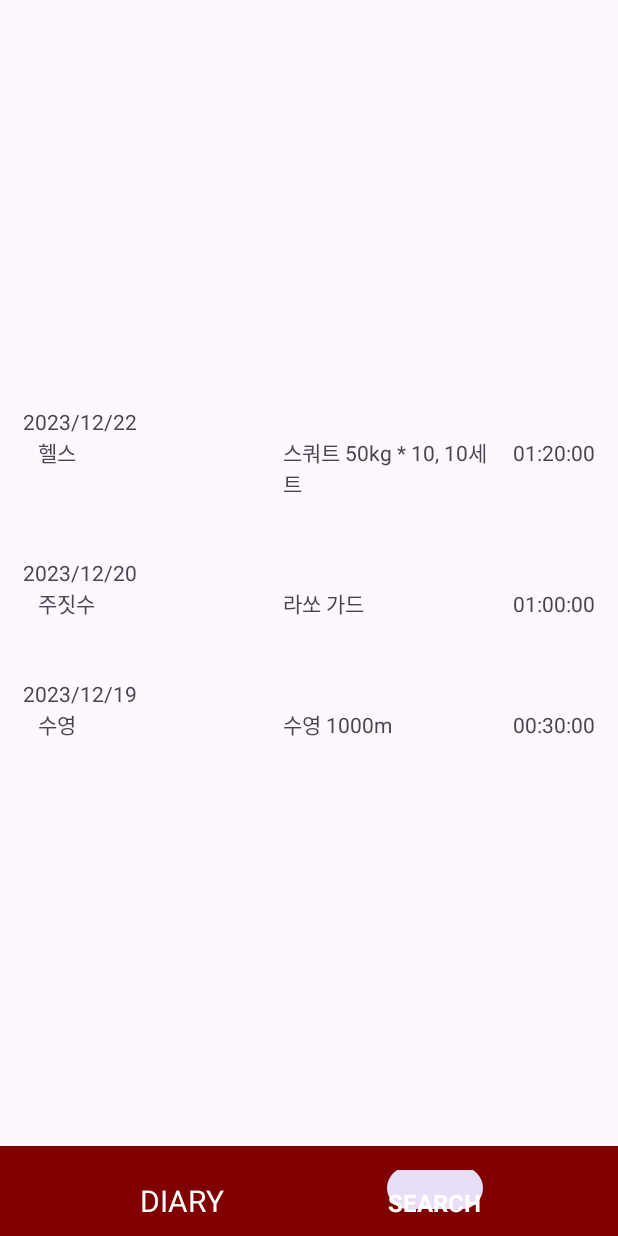
After one commit to dkyuuum/MobileApplication, an Android app: the fragment ExerciseFragment placed in its activity, on a phone screen of 412 x 824 dp. The commit adds this screen. Run offline under Robolectric (Android 15) with nearby library versions, the phone set to English and light mode, and no system bars.

Commit message:
[ADD] 메인 tabLayout 적용

```diff
--- a/app/src/main/AndroidManifest.xml
+++ b/app/src/main/AndroidManifest.xml
@@ -18,7 +18,7 @@
         tools:targetApi="31">
         <uses-library android:name="org.apache.http.legacy" android:required="false" />
         <activity
-            android:name=".MainActivity"
+            android:name=".ui.MainActivity"
             android:exported="true">
             <intent-filter>
                 <action android:name="android.intent.action.MAIN" />
--- /dev/null
+++ b/app/src/main/java/ddwu/com/mobile/project/adapter/DiaryRVAdapter.kt
@@ -0,0 +1,61 @@
+package ddwu.com.mobile.project.adapter
+
+import android.view.LayoutInflater
+import android.view.ViewGroup
+import androidx.recyclerview.widget.RecyclerView
+import ddwu.com.mobile.project.data.Exercise
+import ddwu.com.mobile.project.databinding.ItemExerciseBinding
+
+class DiaryRVAdapter(private val exerciseList: ArrayList<Exercise>) :
+	RecyclerView.Adapter<DiaryRVAdapter.ViewHolder>() {
+
+	interface MyItemClickListener {
+		fun onItemClick(album: Exercise)
+		fun onRemoveExercise(position: Int)
+	}
+
+	private lateinit var mItemClickListener: MyItemClickListener
+
+	fun setMyItemClickListener(itemClickListener: MyItemClickListener) {
+		mItemClickListener = itemClickListener
+	}
+
+	fun addItem(exercise: Exercise) {
+		exerciseList.add(exercise)
+		notifyDataSetChanged()
+	}
+
+	fun removeItem(position: Int) {
+		exerciseList.removeAt(position)
+		notifyDataSetChanged()
+	}
+
+	// 뷰홀더를 생성해줘야 할 때 호출되는 함수 => 아이템 뷰 객체를 만들어서 뷰홀더에 던져줍니다.
+	override fun onCreateViewHolder(viewGroup: ViewGroup, viewType: Int): ViewHolder {
+		val binding: ItemExerciseBinding =
+			ItemExerciseBinding.inflate(LayoutInflater.from(viewGroup.context), viewGroup, false)
+
+		return ViewHolder(binding)
+	}
+
+	override fun onBindViewHolder(holder: ViewHolder, position: Int) {
+		holder.bind(exerciseList[position])
+		holder.itemView.setOnClickListener { mItemClickListener.onItemClick(exerciseList[position]) }
+		holder.binding.tvName.setOnClickListener {
+			mItemClickListener.onRemoveExercise(
+				position
+			)
+		} //삭제됐을 때
+	}
+
+	override fun getItemCount(): Int = exerciseList.size
+
+	inner class ViewHolder(val binding: ItemExerciseBinding) : RecyclerView.ViewHolder(binding.root) {
+		fun bind(exercise: Exercise) {
+			binding.tvContent.text = exercise.content
+			binding.tvDate.text = exercise.date
+			binding.tvName.text = exercise.name
+			binding.tvTime.text = exercise.time
+		}
+	}
+}
--- /dev/null
+++ b/app/src/main/java/ddwu/com/mobile/project/data/Exercise.kt
@@ -0,0 +1,8 @@
+package ddwu.com.mobile.project.data
+
+data class Exercise (
+	var date: String,
+	var name: String,
+	var content: String,
+	var time: String
+)
--- /dev/null
+++ b/app/src/main/java/ddwu/com/mobile/project/ui/ExerciseFragment.kt
@@ -0,0 +1,35 @@
+package ddwu.com.mobile.project.ui
+
+import android.os.Bundle
+import android.view.LayoutInflater
+import android.view.View
+import android.view.ViewGroup
+import androidx.fragment.app.Fragment
+import androidx.recyclerview.widget.LinearLayoutManager
+import ddwu.com.mobile.project.adapter.DiaryRVAdapter
+import ddwu.com.mobile.project.data.Exercise
+import ddwu.com.mobile.project.databinding.FragmentExerciseBinding
+
+class ExerciseFragment : Fragment() {
+	private lateinit var binding: FragmentExerciseBinding
+
+	override fun onCreateView (
+		inflater: LayoutInflater, container: ViewGroup?,
+		savedInstanceState: Bundle?
+	): View? {
+		binding = FragmentExerciseBinding.inflate(layoutInflater)
+
+		val itemList = ArrayList<Exercise>()
+
+		itemList.add(Exercise("2023/12/22", "헬스", "스쿼트 50kg * 10, 10세트", "01:20:00"))
+		itemList.add(Exercise("2023/12/20", "주짓수", "라쏘 가드", "01:00:00"))
+		itemList.add(Exercise("2023/12/19", "수영", "수영 1000m", "00:30:00"))
+
+		val exerciseRVAdapter = DiaryRVAdapter(itemList)
+
+		binding.rvDiary.adapter = exerciseRVAdapter
+		binding.rvDiary.layoutManager = LinearLayoutManager(context, LinearLayoutManager.VERTICAL, false)
+
+		return binding.root
+	}
+}
--- a/app/src/main/java/ddwu/com/mobile/project/MainActivity.kt
+++ b/app/src/main/java/ddwu/com/mobile/project/ui/MainActivity.kt
@@ -1,7 +1,8 @@
-package ddwu.com.mobile.project
+package ddwu.com.mobile.project.ui
 
 import androidx.appcompat.app.AppCompatActivity
 import android.os.Bundle
+import ddwu.com.mobile.project.R
 import ddwu.com.mobile.project.databinding.ActivityMainBinding
 import ddwu.com.mobile.project.databinding.ActivityMainBinding.inflate
 
@@ -26,7 +27,7 @@ class MainActivity : AppCompatActivity() {
 					R.id.navi_search -> {
 						supportFragmentManager
 							.beginTransaction()
-							.replace(R.id.navi_search, SearchFragment())
+							.replace(R.id.fl_container, SearchFragment())
 							.commit()
 					}
 				}
--- a/app/src/main/java/ddwu/com/mobile/project/SearchFragment.kt
+++ b/app/src/main/java/ddwu/com/mobile/project/ui/SearchFragment.kt
@@ -1,4 +1,4 @@
-package ddwu.com.mobile.project
+package ddwu.com.mobile.project.ui
 
 import android.os.Bundle
 import androidx.fragment.app.Fragment
--- /dev/null
+++ b/app/src/main/res/color/btn_grey_checked_red.xml
@@ -0,0 +1,5 @@
+<?xml version="1.0" encoding="utf-8"?>
+<selector xmlns:android="http://schemas.android.com/apk/res/android">
+    <item android:color="@color/white" android:state_checked="true" />
+    <item android:color="@color/red2" />
+</selector>
--- a/app/src/main/res/layout/activity_main.xml
+++ b/app/src/main/res/layout/activity_main.xml
@@ -1,10 +1,11 @@
 <?xml version="1.0" encoding="utf-8"?>
-<androidx.constraintlayout.widget.ConstraintLayout xmlns:android="http://schemas.android.com/apk/res/android"
+<androidx.constraintlayout.widget.ConstraintLayout
+    xmlns:android="http://schemas.android.com/apk/res/android"
     xmlns:app="http://schemas.android.com/apk/res-auto"
     xmlns:tools="http://schemas.android.com/tools"
     android:layout_width="match_parent"
     android:layout_height="match_parent"
-    tools:context=".MainActivity">
+    tools:context=".ui.MainActivity">
 
     <FrameLayout
         android:id="@+id/fl_container"
@@ -18,11 +19,14 @@
     <com.google.android.material.bottomnavigation.BottomNavigationView
         android:id="@+id/bottom_navi"
         android:layout_width="0dp"
-        android:layout_height="50dp"
-        android:background="#FFFFFF"
+        android:layout_height="60dp"
+        android:background="@color/red2"
+        app:itemTextAppearanceActive="@style/TextAppearance.AppCompat.Menu"
+        app:itemTextAppearanceInactive="@style/NaviTextSize"
+        app:itemTextColor="@color/white"
+        app:labelVisibilityMode="labeled"
         app:layout_constraintBottom_toBottomOf="parent"
         app:layout_constraintLeft_toLeftOf="parent"
         app:layout_constraintRight_toRightOf="parent"
         app:menu="@menu/bottom_navi" />
-
 </androidx.constraintlayout.widget.ConstraintLayout>
--- /dev/null
+++ b/app/src/main/res/layout/fragment_exercise.xml
@@ -0,0 +1,18 @@
+<?xml version="1.0" encoding="utf-8"?>
+<androidx.constraintlayout.widget.ConstraintLayout xmlns:android="http://schemas.android.com/apk/res/android"
+    xmlns:app="http://schemas.android.com/apk/res-auto"
+    xmlns:tools="http://schemas.android.com/tools"
+    android:layout_width="match_parent"
+    android:layout_height="match_parent">
+
+    <androidx.recyclerview.widget.RecyclerView
+        android:id="@+id/rv_diary"
+        android:layout_width="match_parent"
+        android:layout_height="wrap_content"
+        app:layout_constraintTop_toTopOf="parent"
+        app:layout_constraintBottom_toBottomOf="parent"
+        app:layout_constraintStart_toStartOf="parent"
+        app:layout_constraintEnd_toEndOf="parent"
+        tools:listitem="@layout/item_exercise" />
+
+</androidx.constraintlayout.widget.ConstraintLayout>
--- /dev/null
+++ b/app/src/main/res/layout/fragment_food.xml
@@ -0,0 +1,6 @@
+<?xml version="1.0" encoding="utf-8"?>
+<androidx.constraintlayout.widget.ConstraintLayout xmlns:android="http://schemas.android.com/apk/res/android"
+    android:layout_width="match_parent"
+    android:layout_height="match_parent">
+
+</androidx.constraintlayout.widget.ConstraintLayout>
--- /dev/null
+++ b/app/src/main/res/layout/fragment_record.xml
@@ -0,0 +1,6 @@
+<?xml version="1.0" encoding="utf-8"?>
+<androidx.constraintlayout.widget.ConstraintLayout xmlns:android="http://schemas.android.com/apk/res/android"
+    android:layout_width="match_parent"
+    android:layout_height="match_parent">
+
+</androidx.constraintlayout.widget.ConstraintLayout>
--- a/app/src/main/res/layout/fragment_search.xml
+++ b/app/src/main/res/layout/fragment_search.xml
@@ -3,12 +3,10 @@
     xmlns:tools="http://schemas.android.com/tools"
     android:layout_width="match_parent"
     android:layout_height="match_parent"
-    tools:context=".SearchFragment">
+    tools:context=".ui.SearchFragment">
 
-    <!-- TODO: Update blank fragment layout -->
     <TextView
         android:layout_width="match_parent"
         android:layout_height="match_parent"
-        android:text="@string/hello_blank_fragment" />
-
+        android:text="SEARCH" />
 </FrameLayout>
--- /dev/null
+++ b/app/src/main/res/layout/item_exercise.xml
@@ -0,0 +1,42 @@
+<?xml version="1.0" encoding="utf-8"?>
+<LinearLayout xmlns:android="http://schemas.android.com/apk/res/android"
+    android:layout_width="match_parent"
+    android:layout_height="wrap_content"
+    android:orientation="vertical"
+    android:paddingHorizontal="15dp"
+    android:paddingVertical="20dp">
+
+    <TextView
+        android:id="@+id/tv_date"
+        android:layout_width="wrap_content"
+        android:layout_height="wrap_content"
+        android:text="2023/12/22" />
+
+    <LinearLayout
+        android:layout_width="match_parent"
+        android:layout_height="wrap_content"
+        android:orientation="horizontal">
+
+        <TextView
+            android:id="@+id/tv_name"
+            android:layout_width="match_parent"
+            android:layout_height="wrap_content"
+            android:layout_weight="1"
+            android:paddingHorizontal="10dp"
+            android:text="글 제목" />
+
+        <TextView
+            android:id="@+id/tv_content"
+            android:layout_width="match_parent"
+            android:layout_height="wrap_content"
+            android:layout_weight="1"
+            android:paddingHorizontal="10dp"
+            android:text="글 내용" />
+
+        <TextView
+            android:id="@+id/tv_time"
+            android:layout_width="wrap_content"
+            android:layout_height="wrap_content"
+            android:text="시간" />
+    </LinearLayout>
+</LinearLayout>
--- a/app/src/main/res/values/colors.xml
+++ b/app/src/main/res/values/colors.xml
@@ -1,5 +1,11 @@
 <?xml version="1.0" encoding="utf-8"?>
 <resources>
+    <!-- primary -->
+    <color name="red1">#B22222</color>
+
+    <!-- sub -->
+    <color name="red2">#800000</color>
+
     <color name="black">#FF000000</color>
     <color name="white">#FFFFFFFF</color>
 </resources>
--- /dev/null
+++ b/app/src/main/res/values/styles.xml
@@ -0,0 +1,6 @@
+<?xml version="1.0" encoding="utf-8"?>
+<resources>
+    <style name="NaviTextSize" parent="TextAppearance.AppCompat">
+        <item name="android:textSize">20sp</item>
+    </style>
+</resources>
```
Also changed, not shown: app/src/main/java/ddwu/com/mobile/project/adapter/DiaryVPAdapter.kt (added, +17 -0 lines), app/src/main/java/ddwu/com/mobile/project/ui/DiaryFragment.kt (added, +34 -0 lines), app/src/main/java/ddwu/com/mobile/project/ui/FoodFragment.kt (added, +21 -0 lines), app/src/main/java/ddwu/com/mobile/project/ui/RecordFragment.kt (renamed from app/src/main/java/ddwu/com/mobile/project/DiaryFragment.kt, +6 -6 lines), app/src/main/res/layout/fragment_diary.xml (+13 -4 lines).
